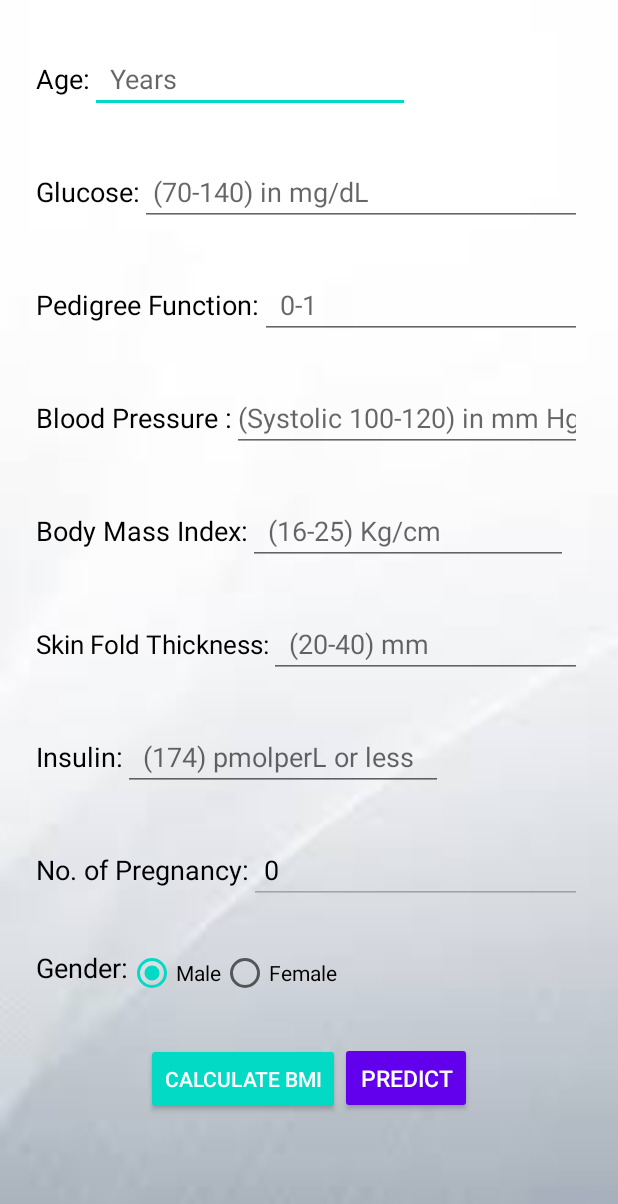
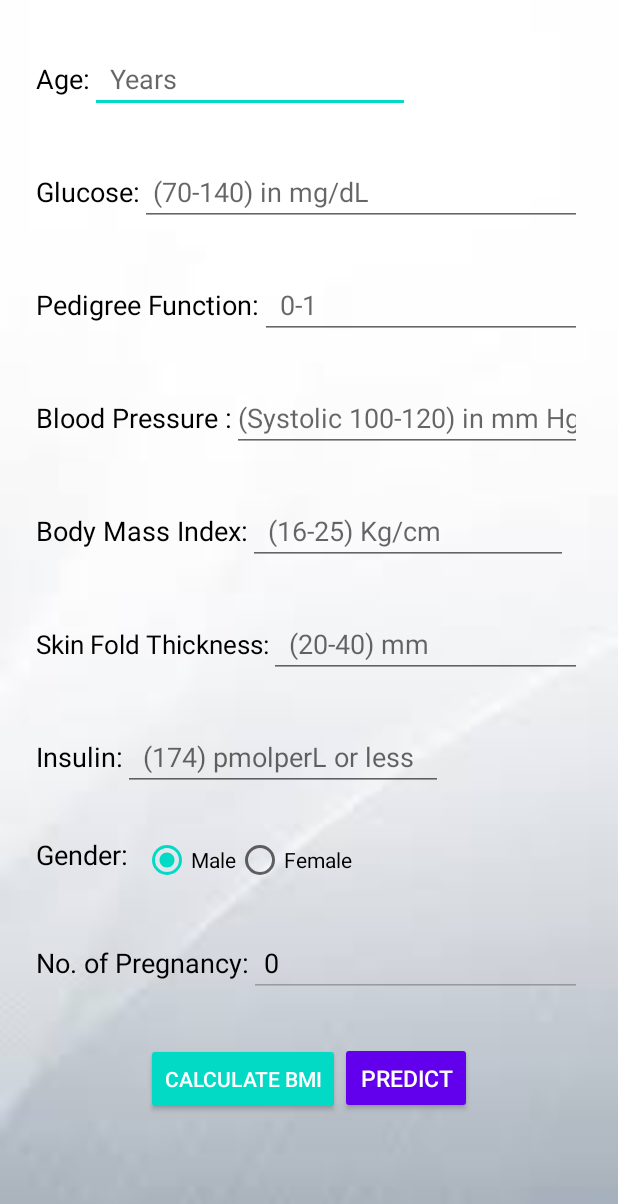
Before and after one commit to SaraTuladhar/DiabetesPredict, an Android app: the MainActivity screen opened directly, with no data from a screen before it, on a phone screen of 412 x 824 dp. Shown: the top 1204 px of the screen. Run offline under Robolectric (Android 15) with nearby library versions, the phone set to English and light mode, and no system bars; our stand-ins replace Firebase (no records; nobody signed in at launch, a user with empty details on screens opened directly); libraries missing offline, so code that uses them is left out: org.tensorflow.lite; 1 statement that could not run was skipped.

Commit message:
Current situation

```diff
--- a/DiabetesPrediction/App/app/src/main/java/com/example/diabetesprediction/BMIcalculator.java
+++ b/DiabetesPrediction/App/app/src/main/java/com/example/diabetesprediction/BMIcalculator.java
@@ -10,6 +10,7 @@ import android.widget.Button;
 import android.widget.EditText;
 import android.widget.TextView;
 import android.widget.Toast;
+
 
 public class BMIcalculator extends AppCompatActivity {
     EditText height, weight;
--- a/DiabetesPrediction/App/app/src/main/java/com/example/diabetesprediction/MainActivity.java
+++ b/DiabetesPrediction/App/app/src/main/java/com/example/diabetesprediction/MainActivity.java
@@ -4,26 +4,30 @@ import androidx.appcompat.app.AppCompatActivity;
 
 import android.content.Intent;
 import android.content.res.AssetFileDescriptor;
-import android.graphics.Color;
+
 import android.os.Bundle;
-import android.text.Editable;
 import android.text.InputFilter;
-import android.text.TextWatcher;
 import android.util.Log;
 import android.view.View;
 import android.widget.Button;
-import android.widget.CompoundButton;
 import android.widget.EditText;
 import android.widget.RadioButton;
 import android.widget.TextView;
 import android.widget.Toast;
-
+import com.google.firebase.auth.FirebaseAuth;
+import com.google.firebase.auth.FirebaseUser;
+import com.google.firebase.database.DatabaseReference;
+import com.google.firebase.database.FirebaseDatabase;
 import org.tensorflow.lite.Interpreter;
-
 import java.io.FileInputStream;
 import java.io.IOException;
 import java.nio.MappedByteBuffer;
 import java.nio.channels.FileChannel;
+import java.text.DecimalFormat;
+import java.time.LocalDateTime;
+import java.time.format.DateTimeFormatter;
+import java.util.HashMap;
+import java.util.Map;
 
 public class MainActivity extends AppCompatActivity {
     public static final String EXTRA_TEXT = "com.example.diabetesprediction.EXTRA_TEXT";
@@ -44,12 +48,22 @@ public class MainActivity extends AppCompatActivity {
     TextView resultText;
     Interpreter tfLite;
     RadioButton radioButton, radioButton2;
+    FirebaseAuth mAuth;
+    FirebaseDatabase db;
+    DatabaseReference reference;
+    FirebaseUser fuser;
+    User user;
+    String uid;
 
 
     @Override
     protected void onCreate(Bundle savedInstanceState) {
         super.onCreate(savedInstanceState);
         setContentView(R.layout.activity_main);
+        mAuth = FirebaseAuth.getInstance();
+        db = FirebaseDatabase.getInstance();
+        uid=mAuth.getUid();
+        reference=db.getReference("User").child(uid);
 
         pregnancyInput = (EditText) findViewById(R.id.pregnancyInput);
         pregnancyInput.setFilters(new InputFilter[]{new RangeValidator("0", "50")});
@@ -157,17 +171,6 @@ public class MainActivity extends AppCompatActivity {
                 }
                 Log.d("value of a", String.valueOf(a));
 
-               /* //radiobutton
-                if(radioButton.isChecked())
-                {
-                    Toast.makeText(getApplicationContext(),""+radioButton.getText().toString(),Toast.LENGTH_SHORT);
-
-                }
-                else if(radioButton2.isChecked())
-                {
-                    Toast.makeText(getApplicationContext(),""+radioButton2.getText().toString(),Toast.LENGTH_SHORT);
-                }
-*/
 
                 //directing to Homepage which will in turn direct it to thi main page where all the data will be input
 //                Intent intent= new Intent(MainActivity.this, Homepage.class);
@@ -182,14 +185,18 @@ public class MainActivity extends AppCompatActivity {
 //                    startActivity(intent);
 //                    return;
 //                };
-                int percentage = 0;
-                if (prediction != 0.0f) {
-                    percentage = (int) prediction * 100;
-                }
-                // Prediction success. Show appropriate message
-                String result = prediction == 0.0f ? " Your chance of having diabetes in the near future is " + percentage + "%\n "+"Since your blood glucose level, blood Pressure, insulin level, or  bmi are below the recommended threshold." :
+                int percentage =  (int) prediction;
+                String result = prediction < 50 ? " Your chance of having diabetes in the near future is " + percentage + "%\n "+"Since your blood glucose level, blood Pressure, insulin level, or  bmi are below the recommended threshold." :
                         " Your chance of having diabetes in the near future is " + percentage + "%\n "+"Since your blood glucose level, blood Pressure, insulin level, or  bmi are above the recommended threshold." + "Oh no! You are at risk of having diabetes.\n\n" ;
 
+                /*int percentage = 0;
+                if (prediction != 0.0f) {
+                    percentage = (int) prediction * 10;
+                }*/
+                // Prediction success. Show appropriate message
+                /*String result = prediction == 0.0f ? " Your chance of having diabetes in the near future is " + percentage + "%\n "+"Since your blood glucose level, blood Pressure, insulin level, or  bmi are below the recommended threshold." :
+                        " Your chance of having diabetes in the near future is " + percentage + "%\n "+"Since your blood glucose level, blood Pressure, insulin level, or  bmi are above the recommended threshold." + "Oh no! You are at risk of having diabetes.\n\n" ;
+*/
 
                 /*Intent intent1 = new Intent(getBaseContext(), MainActivity.class);
 
@@ -236,9 +243,9 @@ public class MainActivity extends AppCompatActivity {
             tfLite.run(inputs, output);
 
 //            // If output is >0.5f, then the person has diabetes
-//            if (output[0][0] > 0.5f) return 1.0f;
-//            return 0.0f;
-            return output[0][0]*100.0f;
+              if (output[0][0] > 0.5f) return 1.0f;
+              return 0.0f;
+          /*  return output[0][0]*10.0f;*/
 
 
         } catch (Exception e) {
@@ -259,7 +266,11 @@ public class MainActivity extends AppCompatActivity {
                     pregnancyInput.setCursorVisible(false);
 
                     pregnancyInput.setFocusableInTouchMode(false);
+                    pregnancyInput.setVisibility(View.INVISIBLE);
                     pregnancyInput.setText("0");
+
+
+
 
                 }
             }
@@ -273,6 +284,7 @@ public class MainActivity extends AppCompatActivity {
                     pregnancyInput.setText("");
                     pregnancyInput.setCursorVisible(true);
                     pregnancyInput.setFocusableInTouchMode(true);
+                    pregnancyInput.setVisibility(View.VISIBLE);
                 }
             }
         });
--- a/DiabetesPrediction/App/app/src/main/java/com/example/diabetesprediction/UserProfile.java
+++ b/DiabetesPrediction/App/app/src/main/java/com/example/diabetesprediction/UserProfile.java
@@ -3,14 +3,11 @@ package com.example.diabetesprediction;
 import androidx.annotation.NonNull;
 import androidx.appcompat.app.AppCompatActivity;
 
-import android.app.DownloadManager;
 import android.content.Intent;
 import android.os.Bundle;
 import android.util.Log;
 import android.view.View;
-import android.view.WindowManager;
 import android.widget.Button;
-import android.widget.EditText;
 import android.widget.TextView;
 import android.widget.Toast;
 
@@ -24,18 +21,20 @@ import com.google.firebase.database.DatabaseError;
 import com.google.firebase.database.DatabaseReference;
 import com.google.firebase.database.FirebaseDatabase;
 import com.google.firebase.database.ValueEventListener;
+
 import org.w3c.dom.Text;
 
 public class UserProfile extends AppCompatActivity {
-    TextView ProfilesignupName,  ProfilesignupEmail,name,email, Previousresult ;;
-    Button Backtopredict,logoutbtn;
+    TextView ProfilesignupName, ProfilesignupEmail, name, email, Previousresult;
+    Button Backtopredict, logoutbtn;
     FirebaseAuth mAuth;
     FirebaseDatabase db;
-    DatabaseReference reference;
+    DatabaseReference reference, historyRef;
     FirebaseUser fuser;
     User user;
     String uid;
-    private FirebaseAuth.AuthStateListener  myAuthStateListener;
+    private FirebaseAuth.AuthStateListener myAuthStateListener;
+
     @Override
     protected void onCreate(Bundle savedInstanceState) {
         super.onCreate(savedInstanceState);
@@ -43,18 +42,19 @@ public class UserProfile extends AppCompatActivity {
         // Hooking
         ProfilesignupName = (TextView) findViewById(R.id.fullName);
         ProfilesignupEmail = (TextView) findViewById(R.id.email);
-        Previousresult=(TextView)findViewById(R.id.previousresult);
+        Previousresult = (TextView) findViewById(R.id.previousresult);
 
-        name=(TextView)findViewById(R.id.userFullName);
-        email=(TextView)findViewById(R.id.userEmail);
+        name = (TextView) findViewById(R.id.userFullName);
+        email = (TextView) findViewById(R.id.userEmail);
 
-        logoutbtn=(Button)findViewById(R.id.logout);
+        logoutbtn = (Button) findViewById(R.id.logout);
 
         Backtopredict = (Button) findViewById(R.id.backtopredict);
         mAuth = FirebaseAuth.getInstance();
         db = FirebaseDatabase.getInstance();
-        uid=mAuth.getUid();
-        reference=db.getReference("User").child(uid);
+        uid = mAuth.getUid();
+        reference = db.getReference("User").child(uid);
+        historyRef = db.getReference("User").child(uid).child("Previous Value");
 
         //reference.getRef(mAuth.getUid());
 
@@ -64,16 +64,31 @@ public class UserProfile extends AppCompatActivity {
                 UserHelperClass userprofile = dataSnapshot.getValue(UserHelperClass.class);
                 User user = new User();
                 user = (User) dataSnapshot.getValue(User.class);
-               Log.d("TAG", "onDataChange: "+user.getSignupEmail());
                 ProfilesignupName.setText(user.getSignupName());
                 ProfilesignupEmail.setText(user.getSignupEmail());
                 Previousresult.setText(user.getResult());
                 name.setText(user.getSignupName());
-               email.setText(user.getSignupEmail());}
+                email.setText(user.getSignupEmail());
+            }
 
             @Override
             public void onCancelled(@NonNull DatabaseError databaseError) {
-               Toast.makeText(UserProfile.this, databaseError.getCode(),Toast.LENGTH_SHORT); }
+                Toast.makeText(UserProfile.this, databaseError.getCode(), Toast.LENGTH_SHORT);
+            }
+        });
+        historyRef.addValueEventListener(new ValueEventListener() {
+            @Override
+            public void onDataChange(@NonNull DataSnapshot dataSnapshot) {
+                Log.d("DATASNAPSHOT", "onDataChange: " + dataSnapshot.getValue());
+                if (dataSnapshot.getValue() != null)
+                    Previousresult.setText(dataSnapshot.getValue().toString() + " %");
+
+            }
+
+            @Override
+            public void onCancelled(@NonNull DatabaseError databaseError) {
+
+            }
         });
         DatabaseReference rootRef = db.getReference();
        /* DownloadManager.Query query = rootRef.child("User").orderByChild("signupEmail").equalsTo(String.valueOf(fuser.getEmail()));
--- a/DiabetesPrediction/App/app/src/main/res/layout/activity_main.xml
+++ b/DiabetesPrediction/App/app/src/main/res/layout/activity_main.xml
@@ -4,27 +4,35 @@
     xmlns:tools="http://schemas.android.com/tools"
     android:layout_width="match_parent"
     android:layout_height="match_parent"
+    android:layout_centerInParent="true"
+    android:background="@drawable/homepage_back"
+    android:orientation="vertical"
     android:paddingStart="24dp"
     android:paddingEnd="24dp"
-    android:background="@drawable/homepage_back"
-    android:orientation="vertical"
-    tools:context=".MainActivity"
-    android:layout_centerInParent="true">
+    tools:context=".MainActivity">
+
+    <ScrollView
+        android:layout_width="match_parent"
+        android:layout_height="match_parent"
+        android:scrollbars="none">
 
         <LinearLayout
             android:layout_width="match_parent"
+            android:layout_height="match_parent"
+            android:orientation="vertical">
+
+            <LinearLayout
+                android:layout_width="match_parent"
+                android:orientation="horizontal"
                 android:layout_height="wrap_content">
-
                 <TextView
                     android:id="@+id/Age"
                     android:layout_width="wrap_content"
                     android:layout_height="wrap_content"
+                    android:layout_marginTop="30dp"
                     android:text="Age:"
                     android:textColor="@color/Black"
-            android:textSize="18sp"
-            android:layout_marginTop="30dp"
-             />
-
+                    android:textSize="18sp" />
                 <EditText
                     android:id="@+id/ageInput"
                     android:layout_width="wrap_content"
@@ -34,194 +42,190 @@
                     android:hint="  Years"
                     android:inputType="number"
                     android:textSize="18sp" />
+
+
+
+
             </LinearLayout>
 
             <LinearLayout
                 android:layout_width="match_parent"
-        android:layout_height="wrap_content">
+                android:layout_height="wrap_content"
+                android:orientation="horizontal">
                 <TextView
                     android:id="@+id/textView2"
                     android:layout_width="wrap_content"
                     android:layout_height="wrap_content"
+                    android:layout_marginTop="30dp"
                     android:text="Glucose:"
                     android:textColor="@color/Black"
-            android:textSize="18sp"
 
-            android:layout_marginTop="30dp"/>
+                    android:textSize="18sp" />
 
                 <EditText
                     android:id="@+id/glucoseInput"
                     android:layout_width="match_parent"
                     android:layout_height="wrap_content"
+                    android:layout_marginTop="30dp"
                     android:ems="10"
                     android:hint=" (70-140) in mg/dL"
-            android:inputType="numberDecimal"
 
-            android:layout_marginTop="30dp"/>
+                    android:inputType="numberDecimal" />
+
 
             </LinearLayout>
+
             <LinearLayout
                 android:layout_width="match_parent"
-        android:layout_height="wrap_content">
+                android:layout_height="wrap_content"
+                android:orientation="horizontal">
+
                 <TextView
                     android:id="@+id/textView7"
                     android:layout_width="wrap_content"
                     android:layout_height="wrap_content"
+                    android:layout_marginTop="30dp"
                     android:text="Pedigree Function:"
                     android:textColor="@color/Black"
-            android:textSize="18sp"
 
-            android:layout_marginTop="30dp"
-            />
-
+                    android:textSize="18sp" />
                 <EditText
                     android:id="@+id/dpfInput"
                     android:layout_width="match_parent"
                     android:layout_height="wrap_content"
-            android:ems="10"
+                    android:layout_marginTop="30dp"
                     android:hint="  0-1"
-            android:inputType="numberDecimal"
 
-            android:layout_marginTop="30dp"/>
+                    android:inputType="numberDecimal" />
+
+
 
             </LinearLayout>
+
             <LinearLayout
                 android:layout_width="match_parent"
-        android:layout_height="wrap_content">
+                android:layout_height="wrap_content"
+                android:orientation="horizontal">
                 <TextView
                     android:id="@+id/textView3"
                     android:layout_width="wrap_content"
                     android:layout_height="wrap_content"
+                    android:layout_marginTop="30dp"
                     android:text="Blood Pressure :"
                     android:textColor="@color/Black"
-            android:textSize="18sp"
 
-            android:layout_marginTop="30dp"/>
-
-
+                    android:textSize="18sp" />
                 <EditText
                     android:id="@+id/bpInput"
                     android:layout_width="match_parent"
                     android:layout_height="wrap_content"
+                    android:layout_marginTop="30dp"
                     android:ems="10"
                     android:hint="(Systolic 100-120) in mm Hg"
-            android:inputType="number"
 
-            android:layout_marginTop="30dp"/>
+                    android:inputType="number" />
+
+
+
 
             </LinearLayout>
+
             <LinearLayout
                 android:layout_width="match_parent"
+                android:orientation="horizontal"
                 android:layout_height="wrap_content">
 
                 <TextView
                     android:id="@+id/textView4"
                     android:layout_width="wrap_content"
                     android:layout_height="wrap_content"
+                    android:layout_marginTop="30dp"
                     android:text="Body Mass Index:"
                     android:textColor="@color/Black"
-            android:textSize="18sp"
 
-            android:layout_marginTop="30dp"/>
-
+                    android:textSize="18sp" />
                 <EditText
                     android:id="@+id/bmiInput"
                     android:layout_width="wrap_content"
                     android:layout_height="wrap_content"
+                    android:layout_marginTop="30dp"
                     android:ems="10"
                     android:hint="  (16-25) Kg/cm "
-            android:inputType="number"
 
-            android:layout_marginTop="30dp"/>
+                    android:inputType="number" />
+
+
 
             </LinearLayout>
+
             <LinearLayout
                 android:layout_width="match_parent"
+                android:orientation="horizontal"
                 android:layout_height="wrap_content">
                 <TextView
                     android:id="@+id/textView6"
                     android:layout_width="wrap_content"
                     android:layout_height="wrap_content"
+                    android:layout_marginTop="30dp"
                     android:text="Skin Fold Thickness:"
                     android:textColor="@color/Black"
-            android:textSize="17sp"
 
-            android:layout_marginTop="30dp"/>
-
+                    android:textSize="17sp" />
                 <EditText
                     android:id="@+id/skinThickInput"
                     android:layout_width="wrap_content"
                     android:layout_height="wrap_content"
+                    android:layout_marginTop="30dp"
                     android:ems="10"
                     android:hint="  (20-40) mm"
-            android:inputType="number"
 
-            android:layout_marginTop="30dp"/>
+                    android:inputType="number" />
+
+
 
             </LinearLayout>
+
             <LinearLayout
                 android:layout_width="match_parent"
+                android:orientation="horizontal"
                 android:layout_height="wrap_content">
                 <TextView
                     android:id="@+id/textView5"
                     android:layout_width="wrap_content"
                     android:layout_height="wrap_content"
+                    android:layout_marginTop="30dp"
                     android:text="Insulin:"
                     android:textColor="@color/Black"
-            android:textSize="18sp"
 
-            android:layout_marginTop="30dp"/>
-
+                    android:textSize="18sp" />
                 <EditText
                     android:id="@+id/insulinInput"
                     android:layout_width="wrap_content"
                     android:layout_height="wrap_content"
+                    android:layout_marginTop="30dp"
                     android:ems="10"
                     android:hint='  (174) pmolperL or less'
-            android:inputType="numberDecimal"
 
-            android:layout_marginTop="30dp"/>
+                    android:inputType="numberDecimal" />
+
+
 
 
             </LinearLayout>
             <LinearLayout
                 android:layout_width="match_parent"
+                android:orientation="horizontal"
                 android:layout_height="wrap_content">
-        <TextView
-            android:id="@+id/textView"
-            android:layout_width="wrap_content"
-            android:layout_height="wrap_content"
-            android:text="No. of Pregnancy:"
-            android:textColor="@color/Black"
-            android:textSize="18sp"
-
-            android:layout_marginTop="30dp"/>
-
-        <EditText
-            android:id="@+id/pregnancyInput"
-            android:layout_width="wrap_content"
-            android:layout_height="wrap_content"
-            android:paddingStart="10dp"
-            android:hint=" No. of Pregnancies till date"
-            android:inputType="number"
-            android:textColor="@color/Black"
-            android:layout_marginTop="30dp"/>
-
-    </LinearLayout>
-    <LinearLayout
-        android:layout_width="match_parent"
-        android:layout_height="wrap_content">
-
                 <TextView
                     android:id="@+id/textView14"
                     android:layout_width="wrap_content"
                     android:layout_height="wrap_content"
+                    android:layout_marginTop="30dp"
+                    android:layout_marginRight="10dp"
                     android:text="Gender:"
                     android:textColor="@color/Black"
-            android:textSize="18sp"
 
-            android:layout_marginTop="30dp"/>
-
+                    android:textSize="18sp" />
                 <RadioGroup
                     android:layout_width="wrap_content"
                     android:layout_height="wrap_content"
@@ -231,53 +235,87 @@
                         android:id="@+id/radioButton"
                         android:layout_width="wrap_content"
                         android:layout_height="wrap_content"
+                        android:layout_marginTop="30dp"
+                        android:checked="true"
                         android:text="Male"
-                tools:ignore="MissingConstraints"
-                android:checked="true"
-                android:layout_marginTop="30dp"/>
+                        tools:ignore="MissingConstraints" />
 
                     <RadioButton
                         android:id="@+id/radioButton2"
                         android:layout_width="wrap_content"
                         android:layout_height="wrap_content"
+                        android:layout_marginTop="30dp"
                         android:text="Female"
                         app:layout_constraintStart_toEndOf="@+id/radioButton"
-                app:layout_constraintTop_toBottomOf="@+id/dpfInput"
 
-                android:layout_marginTop="30dp"/>
+                        app:layout_constraintTop_toBottomOf="@+id/dpfInput" />
 
                 </RadioGroup>
+
+
 
 
             </LinearLayout>
 
             <LinearLayout
+                android:layout_width="match_parent"
+                android:orientation="horizontal"
+                android:layout_height="wrap_content">
+                <TextView
+                    android:id="@+id/textView"
                     android:layout_width="wrap_content"
-        android:layout_gravity="center_horizontal"
-        android:layout_height="wrap_content">
+                    android:layout_height="wrap_content"
+                    android:layout_marginTop="30dp"
+                    android:text="No. of Pregnancy:"
+                    android:textColor="@color/Black"
+
+                    android:textSize="18sp" />
+                <EditText
+                    android:id="@+id/pregnancyInput"
+                    android:layout_width="wrap_content"
+                    android:layout_height="wrap_content"
+                    android:layout_marginTop="30dp"
+                    android:hint=" No. of Pregnancies till date"
+                    android:inputType="number"
+                    android:paddingStart="10dp"
+                    android:textColor="@color/Black" />
+
+
+
+            </LinearLayout>
+
+
+
+            <LinearLayout
+                android:layout_width="wrap_content"
+                android:layout_height="wrap_content"
+                android:layout_gravity="center_horizontal">
 
                 <Button
                     android:id="@+id/tobmicalc"
                     android:layout_width="wrap_content"
                     android:layout_height="wrap_content"
+                    android:layout_marginTop="30dp"
                     android:backgroundTint="@color/colorAccent"
                     android:text="Calculate BMI"
                     android:textColor="@color/White"
-            android:textColorHint="@color/White"
 
-            android:layout_marginTop="30dp"/>
+                    android:textColorHint="@color/White" />
+
                 <Button
                     android:id="@+id/predictButton"
                     android:layout_width="wrap_content"
                     android:layout_height="wrap_content"
+                    android:layout_marginTop="30dp"
                     android:backgroundTint="@color/colorPrimary"
                     android:text="Predict"
                     android:textColor="@color/White"
-            android:textSize="15sp"
 
-            android:layout_marginTop="30dp"/>
+                    android:textSize="15sp" />
 
             </LinearLayout>
 
+        </LinearLayout>
+    </ScrollView>
 
 </LinearLayout>
```
Lines whose indentation alone changed are shown as unchanged.
